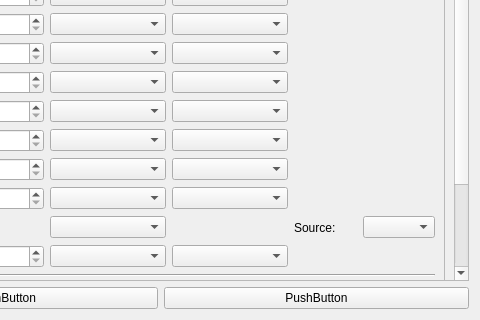
TauLabs/TauLabs, file ground/gcs/src/plugins/config/osdpage.ui: the form before one commit; both pictures show x 470 to 950 and y 291 to 611 of the 950 by 611 pixel window.
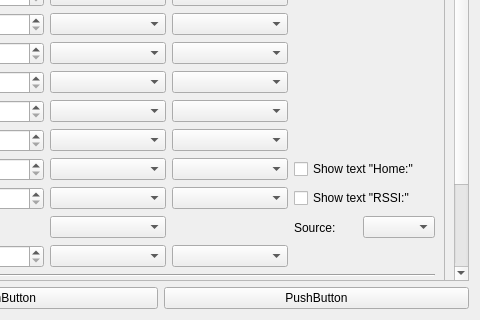
The form after the commit.

Commit message: ENH: make rssi and home dist label configurable

What changed in the file:
```diff
--- a/ground/gcs/src/plugins/config/osdpage.ui
+++ b/ground/gcs/src/plugins/config/osdpage.ui
@@ -873,6 +873,20 @@
             <item row="14" column="5">
              <widget class="QComboBox" name="GpsMgrsFont"/>
             </item>
+            <item row="15" column="6">
+             <widget class="QCheckBox" name="HomeDistanceShowText">
+              <property name="text">
+               <string>Show text &quot;Home:&quot;</string>
+              </property>
+             </widget>
+            </item>
+            <item row="16" column="6">
+             <widget class="QCheckBox" name="RssiShowText">
+              <property name="text">
+               <string>Show text &quot;RSSI:&quot;</string>
+              </property>
+             </widget>
+            </item>
            </layout>
           </item>
           <item>
```
The commit also changes 6 other files.
